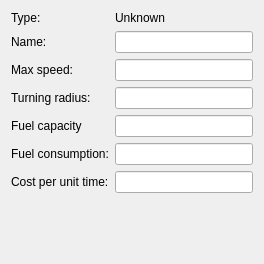
The window that ui/HelicopterInspector.ui (dmzdev/seademo) describes before a commit, drawn with Qt 5.
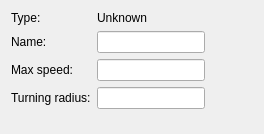
The same window after the commit.

Diff of the .ui file:
```diff
--- a/ui/HelicopterInspector.ui
+++ b/ui/HelicopterInspector.ui
@@ -7,13 +7,16 @@
     <x>0</x>
     <y>0</y>
     <width>264</width>
-    <height>264</height>
+    <height>134</height>
    </rect>
   </property>
   <property name="windowTitle">
    <string>Computer Inspector</string>
   </property>
   <layout class="QFormLayout" name="formLayout">
+   <property name="fieldGrowthPolicy">
+    <enum>QFormLayout::FieldsStayAtSizeHint</enum>
+   </property>
    <item row="0" column="0">
     <widget class="QLabel" name="label_3">
      <property name="text">
@@ -58,36 +61,6 @@
    <item row="3" column="1">
     <widget class="QLineEdit" name="turningRadiusLineEdit"/>
    </item>
-   <item row="4" column="0">
-    <widget class="QLabel" name="label_5">
-     <property name="text">
-      <string>Fuel capacity</string>
-     </property>
-    </widget>
-   </item>
-   <item row="4" column="1">
-    <widget class="QLineEdit" name="fuelCapacityLineEdit"/>
-   </item>
-   <item row="5" column="0">
-    <widget class="QLabel" name="label_6">
-     <property name="text">
-      <string>Fuel consumption:</string>
-     </property>
-    </widget>
-   </item>
-   <item row="5" column="1">
-    <widget class="QLineEdit" name="fuelConsumptionineEdit"/>
-   </item>
-   <item row="6" column="0">
-    <widget class="QLabel" name="label_7">
-     <property name="text">
-      <string>Cost per unit time:</string>
-     </property>
-    </widget>
-   </item>
-   <item row="6" column="1">
-    <widget class="QLineEdit" name="costPerUnitTimeLineEdit"/>
-   </item>
   </layout>
  </widget>
  <resources/>
```
